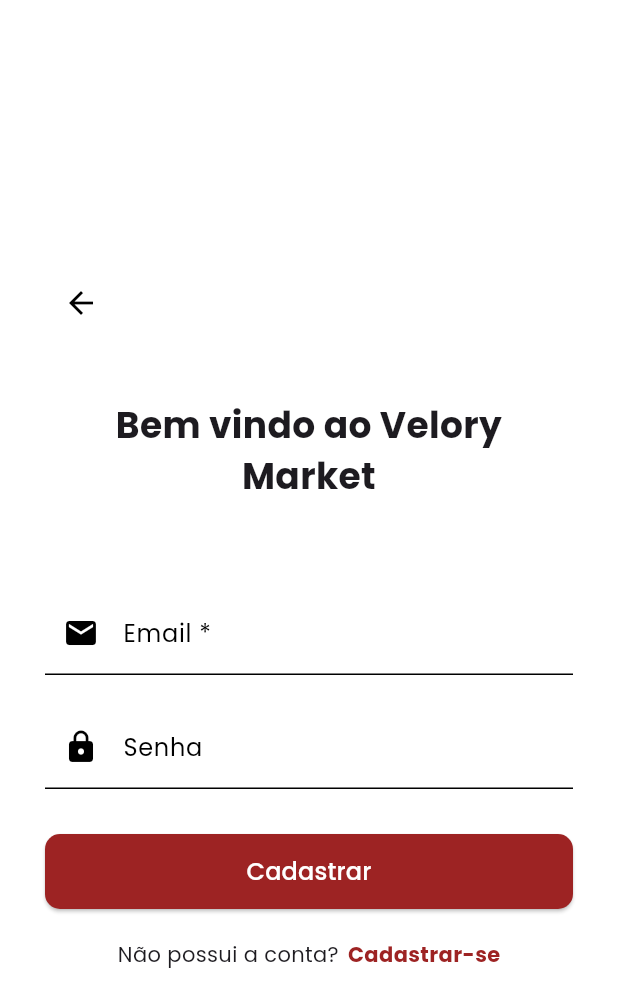
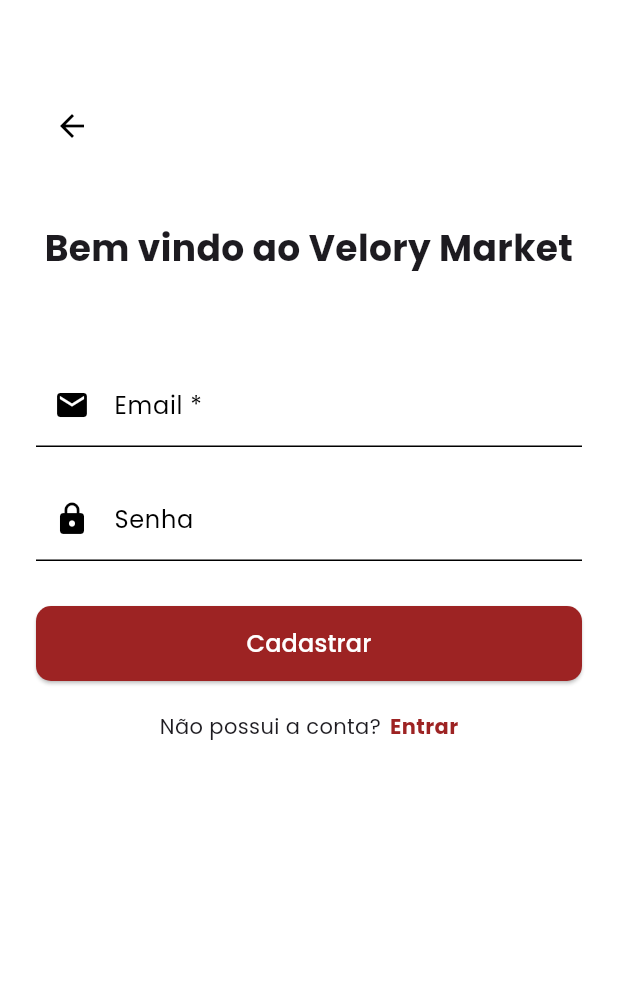
Before and after one commit to JoanaPixel/CatalogoProduto_flutter, a Flutter app: the LoginScreen screen opened directly, on a phone screen of 412 x 824 dp. Shown: the top 1007 px of the screen. Run offline on Flutter 3.47's test engine with Material 3 defaults, Android fonts, the phone set to English and light mode, and no system bars; our stand-ins replace flutter_secure_storage, google_fonts, supabase_flutter; accounts and stored records are empty.

Commit message:
4.1 - retornando codigo antigo do layout de LoginScreen

```diff
--- a/lib/screens/login_screen.dart
+++ b/lib/screens/login_screen.dart
@@ -46,18 +46,13 @@
 
   @override
   Widget build(BuildContext context) {
-    final screenWidth = MediaQuery.of(context).size.width;
-    final horizontalPadding = screenWidth < 360 ? 16.0 : 24.0;
 
     return Scaffold(
-      body: Center(
-        child: ConstrainedBox(
-          constraints: BoxConstraints(maxWidth: 400),
-          child: Padding(
-            padding: EdgeInsets.symmetric(
-              horizontal: horizontalPadding,
-              vertical: 60,
-            ),
+
+      body: Container(
+        height: double.infinity,
+        width: double.infinity,
+        padding: const EdgeInsets.symmetric(horizontal: 24.0, vertical: 60),
         child: SingleChildScrollView(
           child: Column(
             crossAxisAlignment: CrossAxisAlignment.center,
@@ -65,20 +60,26 @@
               Align(
                 alignment: Alignment.centerLeft,
                 child: IconButton(
-                      icon: const Icon(Icons.arrow_back, color: Colors.black),
+                  icon: const Icon(
+                    Icons.arrow_back,
+                    color: Color.fromARGB(255, 0, 0, 0),
+                  ),
                   onPressed: () {
                     Navigator.pop(context);
                   },
                 ),
               ),
+
               const SizedBox(height: 40),
 
-                  Text(
+              Center(
+                child: Text(
                   'Bem vindo ao Velory Market',
                   textAlign: TextAlign.center,
                   style: GoogleFonts.poppins(
                     fontSize: 24,
                     fontWeight: FontWeight.bold,
+                  ),
                 ),
               ),
 
@@ -98,11 +99,14 @@
                   children: [
                     TextFormField(
                       controller: _emailController,
-                          decoration: const InputDecoration(
+                      decoration: InputDecoration(
                         labelText: 'Email *',
-                            prefixIcon: Icon(Icons.email, color: Colors.black),
+                        prefixIcon: const Icon(
+                          Icons.email,
+                          color: Colors.black,
                         ),
-                          validator: (value) {
+                      ),
+                      validator: (String? value) {
                         if (value == null || value.isEmpty) {
                           return 'O email não pode estar vazio.';
                         }
@@ -112,13 +116,19 @@
                         return null;
                       },
                     ),
+
                     const SizedBox(height: 20),
+
                     TextFormField(
                       controller: _passwordController,
+                      // oculta o que está digitando
                       obscureText: true,
-                          decoration: const InputDecoration(
-                            labelText: 'Senha',
-                            prefixIcon: Icon(Icons.lock, color: Colors.black),
+                      decoration: InputDecoration(
+                        labelText: 'Senha ',
+                        prefixIcon: const Icon(
+                          Icons.lock,
+                          color: Color.fromARGB(255, 0, 0, 0),
+                        ),
                       ),
                       validator: (value) {
                         if (value == null || value.length < 6) {
@@ -133,6 +143,7 @@
 
               const SizedBox(height: 30),
 
+              // botão de entrar
               SizedBox(
                 width: double.infinity,
                 height: 50,
@@ -146,43 +157,41 @@
                             }
                           },
                   style: ElevatedButton.styleFrom(
-                        backgroundColor: const Color(0xFF9D2323),
+                    backgroundColor: Color(0xFF9D2323),
                     shape: RoundedRectangleBorder(
                       borderRadius: BorderRadius.circular(10),
                     ),
                   ),
                   child:
                       _isLoading
-                              ? const CircularProgressIndicator(
-                                color: Colors.white,
-                              )
+                          ? const CircularProgressIndicator(color: Colors.white)
                           : const Text(
                             'Cadastrar',
-                                style: TextStyle(
-                                  fontSize: 16,
-                                  color: Colors.white,
-                                ),
+                            style: TextStyle(fontSize: 16, color: Colors.white),
                           ),
                 ),
               ),
 
               const SizedBox(height: 20),
 
+              // botão para mudar de tela para outra se não tem cadastro
               Row(
                 mainAxisAlignment: MainAxisAlignment.center,
                 children: [
                   const Text("Não possui a conta?"),
                   GestureDetector(
+                    /* utilizo onTap para detectar qualquer toques/taps genéricos
+                    em qualquer widget (não apenas botões) */
                     onTap: () {
                       Navigator.push(
                         context,
                         MaterialPageRoute(builder: (_) => RegisterScreen()),
                       );
                     },
-                        child: const Padding(
+                    child: Padding(
                       padding: EdgeInsets.only(left: 6),
                       child: Text(
-                            "Cadastrar-se",
+                        "Entrar",
                         style: TextStyle(
                           color: Color(0xFF9D2323),
                           fontWeight: FontWeight.bold,
@@ -196,8 +205,6 @@
           ),
         ),
       ),
-        ),
-      ),
     );
   }
 }
```
Lines whose indentation alone changed are shown as unchanged.
